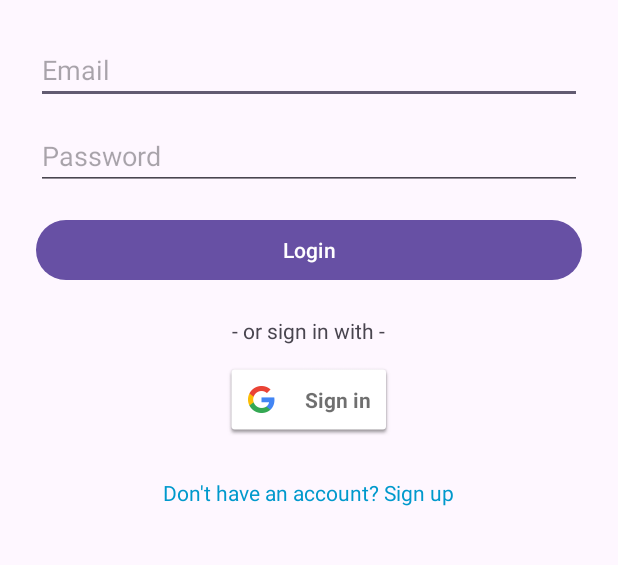
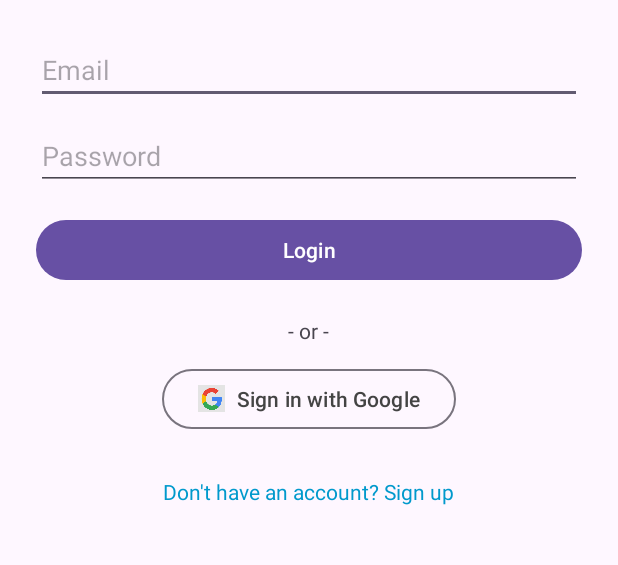
Before and after one commit to donyafallah/TripPlanner, an Android app: the screen it shows after launch (LoginActivity), after a tap on "Login", on a phone screen of 412 x 824 dp, the part 385-950 px from its top. Run offline under Robolectric (Android 15) with nearby library versions, the light colour scheme and no system bars; our stand-ins replace Firebase (no records; nobody signed in at launch, a user with empty details on screens opened directly).

Commit message:
Updating codes and debugging connecting via Google

```diff
--- a/app/src/main/java/ir/shariaty/tripplaner/LoginActivity.java
+++ b/app/src/main/java/ir/shariaty/tripplaner/LoginActivity.java
@@ -7,7 +7,6 @@ import android.util.Log;
 import android.view.View;
 import android.widget.Button;
 import android.widget.EditText;
-import android.widget.ProgressBar;
 import android.widget.TextView;
 import android.widget.Toast;
 
@@ -19,7 +18,6 @@ import com.google.android.gms.auth.api.signin.GoogleSignIn;
 import com.google.android.gms.auth.api.signin.GoogleSignInAccount;
 import com.google.android.gms.auth.api.signin.GoogleSignInClient;
 import com.google.android.gms.auth.api.signin.GoogleSignInOptions;
-import com.google.android.gms.common.SignInButton;
 import com.google.android.gms.common.api.ApiException;
 import com.google.android.gms.tasks.OnCompleteListener;
 import com.google.android.gms.tasks.Task;
@@ -33,23 +31,20 @@ public class LoginActivity extends AppCompatActivity {
 
     private EditText emailInput, passwordInput;
     private Button loginBtn;
+    private Button googleSignInBtn;
     private TextView goToSignUp;
-    private Button googleSignInBtn; // تغییر از SignInButton به Button
-    private ProgressBar progressBar;
 
     private FirebaseAuth mAuth;
     private GoogleSignInClient mGoogleSignInClient;
     private static final int RC_SIGN_IN = 9001;
     private static final String TAG = "LoginActivity";
 
-
     @Override
     protected void onStart() {
         super.onStart();
-        // Check if user is signed in (non-null) and update UI accordingly.
+        mAuth = FirebaseAuth.getInstance();
         FirebaseUser currentUser = mAuth.getCurrentUser();
         if (currentUser != null) {
-            // کاربر از قبل وارد شده است، به صفحه اصلی بروید
             navigateToHome();
         }
     }
@@ -59,81 +54,46 @@ public class LoginActivity extends AppCompatActivity {
         super.onCreate(savedInstanceState);
         setContentView(R.layout.activity_login);
 
-        mAuth = FirebaseAuth.getInstance();
-
         emailInput = findViewById(R.id.emailInput);
         passwordInput = findViewById(R.id.passwordInput);
         loginBtn = findViewById(R.id.loginBtn);
+        googleSignInBtn = findViewById(R.id.googleSignInBtn);
         goToSignUp = findViewById(R.id.goToSignUp);
-        googleSignInBtn = findViewById(R.id.googleSignInBtn);
-        // progressBar = findViewById(R.id.progressBar);
 
-        // Configure Google Sign In
+        // ======================= بازگشت به روش استاندارد و صحیح =======================
+        // پس از بازسازی کلید دیباگ و دریافت فایل json جدید، این روش باید کار کند
+        // این کد به صورت خودکار Web Client ID را از فایل google-services.json می خواند
         GoogleSignInOptions gso = new GoogleSignInOptions.Builder(GoogleSignInOptions.DEFAULT_SIGN_IN)
                 .requestIdToken(getString(R.string.default_web_client_id))
                 .requestEmail()
                 .build();
+        // ============================================================================
 
         mGoogleSignInClient = GoogleSignIn.getClient(this, gso);
 
-
-        loginBtn.setOnClickListener(new View.OnClickListener() {
-            @Override
-            public void onClick(View v) {
-                loginUserAccount();
-            }
-        });
-
-        goToSignUp.setOnClickListener(new View.OnClickListener() {
-            @Override
-            public void onClick(View v) {
+        loginBtn.setOnClickListener(v -> loginUserAccount());
+        goToSignUp.setOnClickListener(v -> {
             Intent intent = new Intent(LoginActivity.this, SignUpActivity.class);
             startActivity(intent);
-            }
         });
-
-        googleSignInBtn.setOnClickListener(new View.OnClickListener() {
-            @Override
-            public void onClick(View v) {
-                signInWithGoogle();
-            }
-        });
+        googleSignInBtn.setOnClickListener(v -> signInWithGoogle());
     }
 
     private void loginUserAccount() {
-        // progressBar.setVisibility(View.VISIBLE);
-
         String email = emailInput.getText().toString().trim();
         String password = passwordInput.getText().toString().trim();
-
-        if (TextUtils.isEmpty(email)) {
-            Toast.makeText(getApplicationContext(), "Please enter email...", Toast.LENGTH_LONG).show();
-            // progressBar.setVisibility(View.GONE);
+        if (TextUtils.isEmpty(email) || TextUtils.isEmpty(password)) {
+            Toast.makeText(getApplicationContext(), "Please enter email and password", Toast.LENGTH_LONG).show();
             return;
         }
-        if (TextUtils.isEmpty(password)) {
-            Toast.makeText(getApplicationContext(), "Please enter password!", Toast.LENGTH_LONG).show();
-            // progressBar.setVisibility(View.GONE);
-            return;
-        }
-
         mAuth.signInWithEmailAndPassword(email, password)
-                .addOnCompleteListener(this, new OnCompleteListener<AuthResult>() {
-                    @Override
-                    public void onComplete(@NonNull Task<AuthResult> task) {
+                .addOnCompleteListener(task -> {
                     if (task.isSuccessful()) {
-                            // Sign in success, update UI with the signed-in user's information
-                            Log.d(TAG, "signInWithEmail:success");
                         Toast.makeText(getApplicationContext(), "Login successful!", Toast.LENGTH_LONG).show();
-                            // progressBar.setVisibility(View.GONE);
                         navigateToHome();
                     } else {
-                            // If sign in fails, display a message to the user.
                         Log.w(TAG, "signInWithEmail:failure", task.getException());
-                            Toast.makeText(LoginActivity.this, "Authentication failed.",
-                                    Toast.LENGTH_SHORT).show();
-                            // progressBar.setVisibility(View.GONE);
-                        }
+                        Toast.makeText(LoginActivity.this, "Authentication failed.", Toast.LENGTH_SHORT).show();
                     }
                 });
     }
@@ -146,43 +106,33 @@ public class LoginActivity extends AppCompatActivity {
     @Override
     public void onActivityResult(int requestCode, int resultCode, Intent data) {
         super.onActivityResult(requestCode, resultCode, data);
-
-        // Result returned from launching the Intent from GoogleSignInApi.getSignInIntent(...);
         if (requestCode == RC_SIGN_IN) {
             Task<GoogleSignInAccount> task = GoogleSignIn.getSignedInAccountFromIntent(data);
             try {
-                // Google Sign In was successful, authenticate with Firebase
                 GoogleSignInAccount account = task.getResult(ApiException.class);
-                Log.d(TAG, "firebaseAuthWithGoogle:" + account.getId());
+                if (account != null) {
                     firebaseAuthWithGoogle(account.getIdToken());
+                } else {
+                    Toast.makeText(this, "Google account is null.", Toast.LENGTH_SHORT).show();
+                }
             } catch (ApiException e) {
-                // Google Sign In failed, update UI appropriately
+                String message = "Google sign in failed. Code: " + e.getStatusCode();
+                Toast.makeText(this, message, Toast.LENGTH_LONG).show();
                 Log.w(TAG, "Google sign in failed", e);
-                Toast.makeText(this, "Google sign in failed: " + e.getMessage(), Toast.LENGTH_SHORT).show();
             }
         }
     }
 
     private void firebaseAuthWithGoogle(String idToken) {
-        // progressBar.setVisibility(View.VISIBLE);
         AuthCredential credential = GoogleAuthProvider.getCredential(idToken, null);
         mAuth.signInWithCredential(credential)
-                .addOnCompleteListener(this, new OnCompleteListener<AuthResult>() {
-                    @Override
-                    public void onComplete(@NonNull Task<AuthResult> task) {
+                .addOnCompleteListener(this, task -> {
                     if (task.isSuccessful()) {
-                            // Sign in success, update UI with the signed-in user's information
-                            Log.d(TAG, "signInWithCredential:success");
                         Toast.makeText(getApplicationContext(), "Google Sign In successful!", Toast.LENGTH_LONG).show();
-                            // progressBar.setVisibility(View.GONE);
                         navigateToHome();
                     } else {
-                            // If sign in fails, display a message to the user.
-                            Log.w(TAG, "signInWithCredential:failure", task.getException());
-                            Toast.makeText(LoginActivity.this, "Authentication Failed.",
-                                    Toast.LENGTH_SHORT).show();
-                            // progressBar.setVisibility(View.GONE);
-                        }
+                        Toast.makeText(LoginActivity.this, "Firebase Authentication Failed.", Toast.LENGTH_SHORT).show();
+                        Log.w(TAG, "Firebase auth failed", task.getException());
                     }
                 });
     }
--- a/app/src/main/res/layout/activity_login.xml
+++ b/app/src/main/res/layout/activity_login.xml
@@ -1,14 +1,16 @@
 <?xml version="1.0" encoding="utf-8"?>
 <ScrollView xmlns:android="http://schemas.android.com/apk/res/android"
+    xmlns:app="http://schemas.android.com/apk/res-auto"
     xmlns:tools="http://schemas.android.com/tools"
     android:layout_width="match_parent"
     android:layout_height="match_parent"
     android:padding="24dp"
-    android:fillViewport="true">
+    android:fillViewport="true"
+    tools:context=".LoginActivity">
 
     <LinearLayout
         android:layout_width="match_parent"
-        android:layout_height="match_parent"
+        android:layout_height="wrap_content"
         android:orientation="vertical"
         android:gravity="center"
         android:layout_gravity="center">
@@ -47,14 +49,22 @@
         <TextView
             android:layout_width="wrap_content"
             android:layout_height="wrap_content"
-             android:text="- or sign in with -"
+            android:text="- or -"
             android:layout_marginTop="20dp" />
 
-        <com.google.android.gms.common.SignInButton
+        <!-- دکمه ورود با گوگل با استفاده از MaterialButton برای نمایش صحیح آیکون -->
+        <com.google.android.material.button.MaterialButton
             android:id="@+id/googleSignInBtn"
+            style="?attr/materialButtonOutlinedStyle"
             android:layout_width="wrap_content"
             android:layout_height="wrap_content"
-             android:layout_marginTop="12dp" />
+            android:layout_marginTop="12dp"
+            android:text="Sign in with Google"
+            android:textColor="#444444"
+            android:textAllCaps="false"
+            app:icon="@drawable/ic_google_logo"
+            app:iconPadding="8dp"
+            app:iconTint="@null" />
 
         <TextView
             android:id="@+id/goToSignUp"
```
Also changed, not shown: app/src/main/res/drawable/ic_google_logo.png (added), 1 other file. Lines whose indentation alone changed are shown as unchanged.
